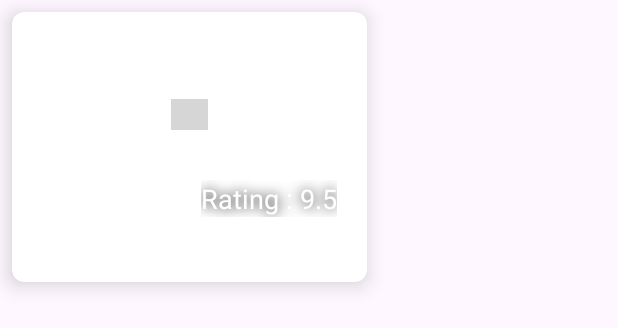
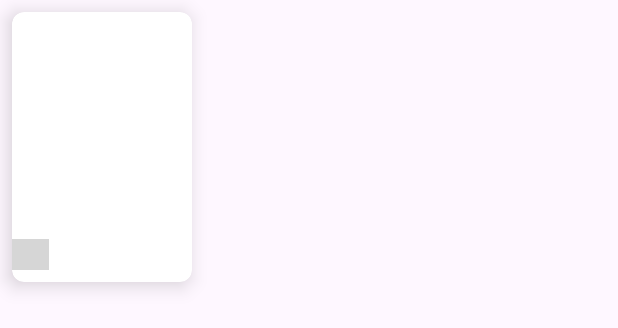
Before and after one commit to katrecat/RecipeMasterMind, an Android app: the layout recyclerview_adapter_layout.xml on its own in the app's theme, with its tools: preview values and no code run, on a phone screen of 412 x 824 dp. Shown: the top 328 px of the screen. Run offline under Robolectric (Android 15) with nearby library versions, the phone set to English and light mode, and no system bars; grey boxes are pictures that could not be loaded.

Commit message:
[#3] Updating Images
Updating database and image size

```diff
--- a/app/src/main/java/com/example/recipemastermind/Movie.kt
+++ b/app/src/main/java/com/example/recipemastermind/Movie.kt
@@ -1,4 +1,4 @@
 package com.example.recipemastermind
 
 //data class Movie(var title: String, var image: Int, var rating: Float)
-data class Movie(var title: String, var image: String, var rating: Float)
+data class Movie(var title: String, var image: String)
--- a/app/src/main/res/layout/recyclerview_adapter_layout.xml
+++ b/app/src/main/res/layout/recyclerview_adapter_layout.xml
@@ -20,15 +20,19 @@
             android:contentDescription="@string/app_name"
             cardView:layout_constraintBottom_toBottomOf="parent"
             cardView:layout_constraintEnd_toEndOf="parent"
+            cardView:layout_constraintHorizontal_bias="0.0"
             cardView:layout_constraintStart_toStartOf="parent"
             cardView:layout_constraintTop_toTopOf="parent"
+            cardView:layout_constraintVertical_bias="1.0"
             tools:srcCompat="@tools:sample/backgrounds/scenic" />
 
         <TextView
             android:id="@+id/title"
-            android:layout_width="wrap_content"
+            android:layout_width="0dp"
             android:layout_height="wrap_content"
             android:layout_margin="60dp"
+            android:layout_marginTop="64dp"
+            android:layout_marginBottom="69dp"
             android:fontFamily="sans-serif-smallcaps"
             android:gravity="center"
             android:lines="1"
@@ -38,29 +42,11 @@
             android:textAppearance="@style/TextAppearance.AppCompat.Display1"
             android:textColor="@android:color/white"
             android:textStyle="bold"
-            cardView:layout_constraintBottom_toTopOf="@+id/textRating"
+            cardView:layout_constraintBottom_toBottomOf="@+id/image"
             cardView:layout_constraintEnd_toEndOf="parent"
             cardView:layout_constraintStart_toStartOf="@+id/image"
             cardView:layout_constraintTop_toTopOf="parent"
-            cardView:layout_constraintVertical_bias="0.45"
             tools:text="@tools:sample/full_names" />
-
-        <androidx.appcompat.widget.AppCompatTextView
-            android:id="@+id/textRating"
-            android:layout_width="wrap_content"
-            android:layout_height="wrap_content"
-            android:backgroundTint="#807B7B"
-            android:backgroundTintMode="screen"
-            android:gravity="center"
-            android:shadowColor="#000000"
-            android:shadowRadius="10"
-            android:textAppearance="@style/TextAppearance.AppCompat.Medium"
-            android:textColor="#FFFFFF"
-            cardView:layout_constraintEnd_toEndOf="@+id/title"
-            cardView:layout_constraintHorizontal_bias="0.497"
-            cardView:layout_constraintStart_toStartOf="@+id/title"
-            cardView:layout_constraintTop_toBottomOf="@+id/title"
-            tools:text="Rating : 9.5" />
 
     </androidx.constraintlayout.widget.ConstraintLayout>
 </androidx.cardview.widget.CardView>
```
Also changed, not shown: app/src/main/java/com/example/recipemastermind/MainActivity.kt (+1 -24 lines), app/src/main/java/com/example/recipemastermind/RecyclerViewAdapter.kt (+6 -4 lines).
